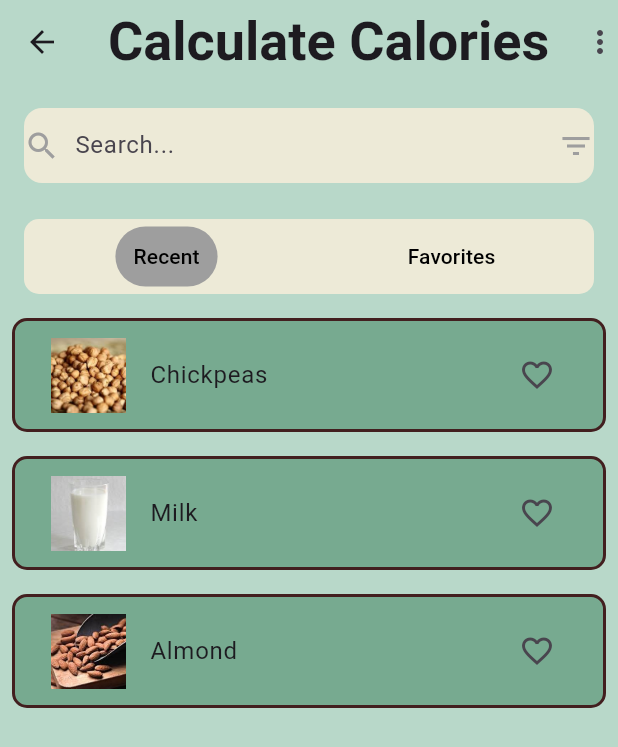
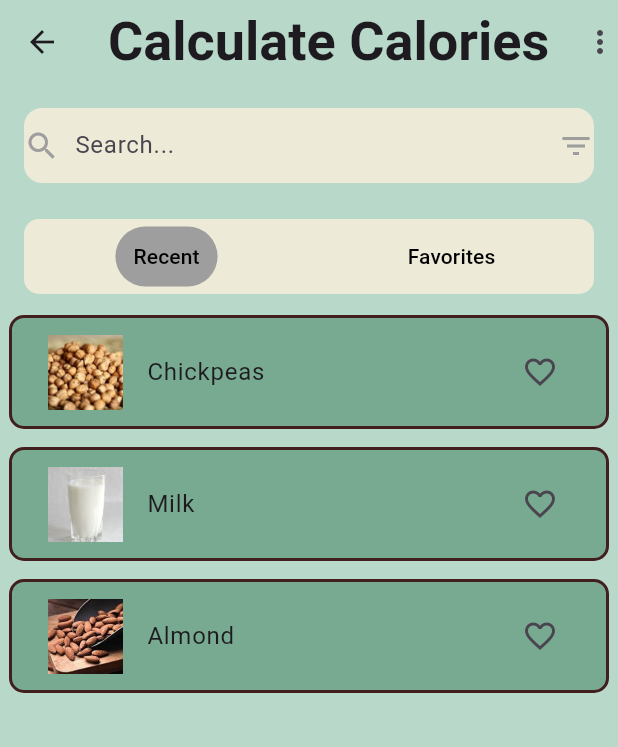
Before and after one commit to Shrijana1029/fitnessapp, a Flutter app: the BreakFast screen opened directly, on a phone screen of 412 x 824 dp. Shown: the top 747 px of the screen. Run offline on Flutter 3.47's test engine with Material 3 defaults, Android fonts, the phone set to English and light mode, and no system bars; our stand-ins replace another_carousel_pro, awesome_notifications, cloud_firestore, firebase_auth, firebase_core, fl_chart and 5 more; accounts and stored records are empty.

Commit message:
Sauj : Food list redesign

```diff
--- a/lib/screens/breakfast_page.dart
+++ b/lib/screens/breakfast_page.dart
@@ -110,7 +110,7 @@ class _BreakFastState extends State<BreakFast> {
               itemBuilder: (context, index) {
                 final food = foods[index];
                 return Padding(
-                  padding: const EdgeInsets.all(8.0),
+                  padding: const EdgeInsets.all(6.0),
                   child: Container(
                     decoration: BoxDecoration(
                       color: const Color.fromARGB(255, 119, 170, 144),
```
